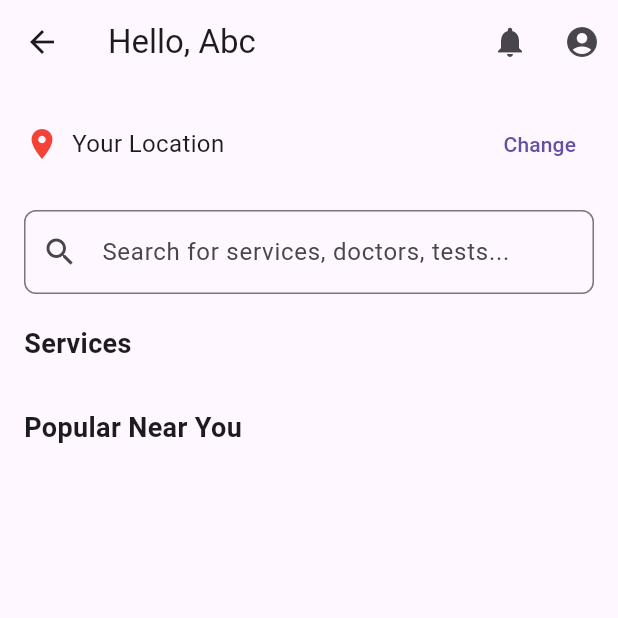
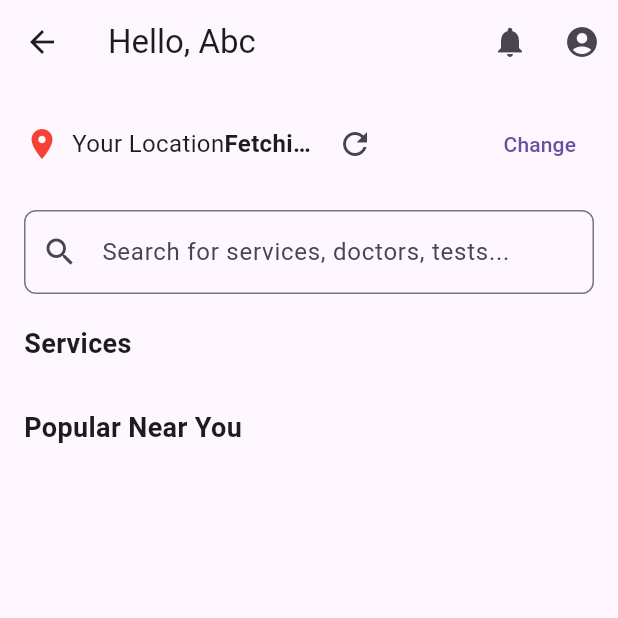
Before and after one commit to rggit-cyber/myDoctorApp, a Flutter app: the Homepage screen opened directly, on a phone screen of 412 x 824 dp, the top half of it. Run offline on Flutter 3.47's test engine with Material 3 defaults, Android fonts, the phone set to English and light mode, and no system bars; our stand-ins replace cloud_firestore, firebase_auth, firebase_core, fluttertoast, geocoding, geolocator; accounts and stored records are empty.

```diff
--- a/lib/home_page.dart
+++ b/lib/home_page.dart
@@ -5,6 +5,7 @@ import 'package:doctor_app/bookings_menu_page.dart';
 import 'package:doctor_app/doctor_appointment_page.dart';
 import 'package:doctor_app/hospital_admission_page.dart';
 import 'package:doctor_app/lab_test_page.dart';
+import 'package:doctor_app/locationservices.dart';
 import 'package:doctor_app/profile.dart';
 import 'package:doctor_app/radiology_investigation_page.dart';
 
@@ -23,6 +24,7 @@ class Homepage extends StatefulWidget {
 
 class _HomepageState extends State<Homepage> {
   int _currentIndex = 0;
+  String _location = "Fetching location...";
   final FirebaseFirestore _firestore = FirebaseFirestore.instance;
   var db = FirebaseFirestore.instance;
 
@@ -36,6 +38,15 @@ class _HomepageState extends State<Homepage> {
     _fetchUserDetails();
     _fetchServices();
     _fetchPopularItems();
+    _loadLocation();
+  }
+
+  // Fetch user's location
+  void _loadLocation() async {
+    String location = await LocationService.getUserLocation();
+    setState(() {
+      _location = location;
+    });
   }
 
   Future<void> _fetchUserDetails() async {
@@ -112,6 +123,19 @@ class _HomepageState extends State<Homepage> {
                   Icon(Icons.location_on, color: Colors.red),
                   SizedBox(width: 8),
                   Text("Your Location", style: TextStyle(fontSize: 16)),
+                  Expanded(
+                    child: Text(
+                      _location,
+                      style:
+                          TextStyle(fontSize: 16, fontWeight: FontWeight.bold),
+                      overflow:
+                          TextOverflow.ellipsis, // Prevents overflow issues
+                    ),
+                  ),
+                  IconButton(
+                    icon: Icon(Icons.refresh),
+                    onPressed: _loadLocation, // Refresh location on click
+                  ),
                   Spacer(),
                   TextButton(
                     onPressed: () {
--- /dev/null
+++ b/lib/locationservices.dart
@@ -0,0 +1,44 @@
+import 'package:geolocator/geolocator.dart';
+import 'package:geocoding/geocoding.dart';
+
+class LocationService {
+  // Get user's latitude & longitude
+  static Future<Position?> getCurrentLocation() async {
+    bool serviceEnabled;
+    LocationPermission permission;
+
+    serviceEnabled = await Geolocator.isLocationServiceEnabled();
+    if (!serviceEnabled) return null;
+
+    permission = await Geolocator.checkPermission();
+    if (permission == LocationPermission.denied) {
+      permission = await Geolocator.requestPermission();
+      if (permission == LocationPermission.deniedForever) return null;
+    }
+
+    return await Geolocator.getCurrentPosition(
+        desiredAccuracy: LocationAccuracy.high);
+  }
+
+  // Convert latitude & longitude to an address (City, Country)
+  static Future<String> getAddressFromCoordinates(Position position) async {
+    try {
+      List<Placemark> placemarks =
+          await placemarkFromCoordinates(position.latitude, position.longitude);
+      Placemark place = placemarks[0];
+
+      return "${place.locality}, ${place.country}"; // Example: "Bhubaneswar, India"
+    } catch (e) {
+      return "Address not found";
+    }
+  }
+
+  // Fetch location and return address
+  static Future<String> getUserLocation() async {
+    Position? position = await getCurrentLocation();
+    if (position != null) {
+      return await getAddressFromCoordinates(position);
+    }
+    return "Location unavailable";
+  }
+}
--- a/pubspec.yaml
+++ b/pubspec.yaml
@@ -38,6 +38,8 @@ dependencies:
   cloud_firestore: ^5.5.1
   firebase_auth: ^5.3.4
   fluttertoast: ^8.2.8
+  geolocator: ^10.1.0
+  geocoding: ^2.1.0
 
 dev_dependencies:
   flutter_test:
```
Also changed, not shown: pubspec.lock, 4 other files.
